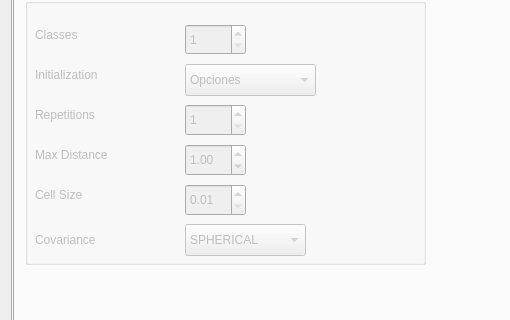
Above: src/gui/mainwindow.ui from JdeRobot/cv-MachineLearning before the change; both pictures show x 0 to 510 and y 236 to 556 of the 1141 by 674 pixel window. Below: the same form after it.
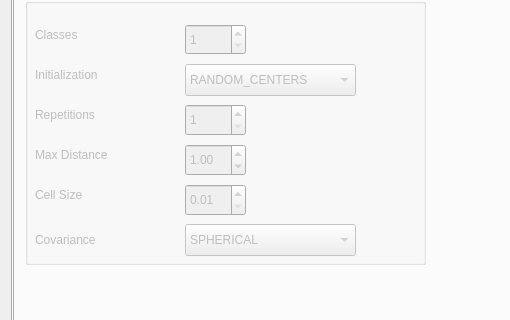
That is the form after the change.

Diff of the .ui file:
```diff
--- a/src/gui/mainwindow.ui
+++ b/src/gui/mainwindow.ui
@@ -844,15 +844,10 @@
              <rect>
               <x>160</x>
               <y>80</y>
-              <width>131</width>
+              <width>171</width>
               <height>32</height>
              </rect>
             </property>
-            <item>
-             <property name="text">
-              <string>Opciones</string>
-             </property>
-            </item>
             <item>
              <property name="text">
               <string>RANDOM_CENTERS</string>
@@ -942,7 +937,7 @@
              <rect>
               <x>160</x>
               <y>240</y>
-              <width>121</width>
+              <width>171</width>
               <height>32</height>
              </rect>
             </property>
```
